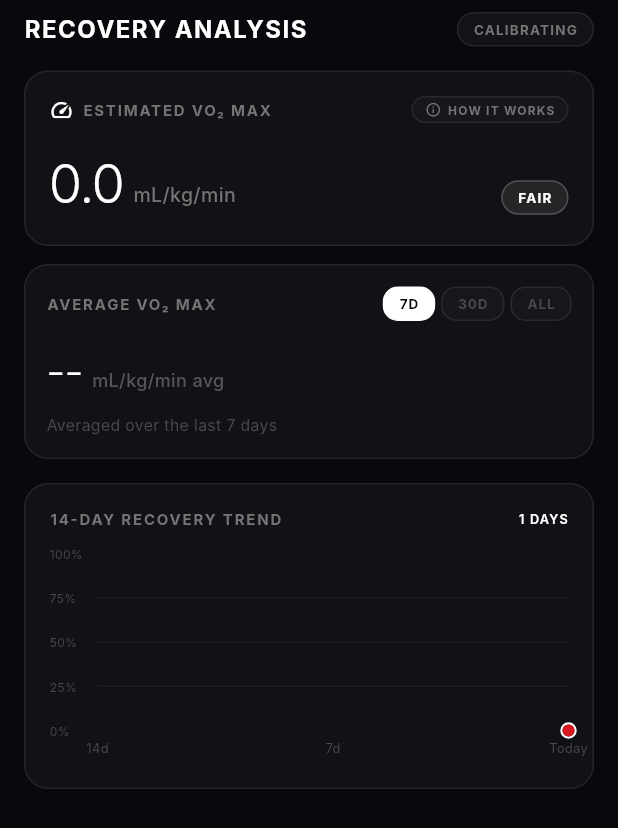
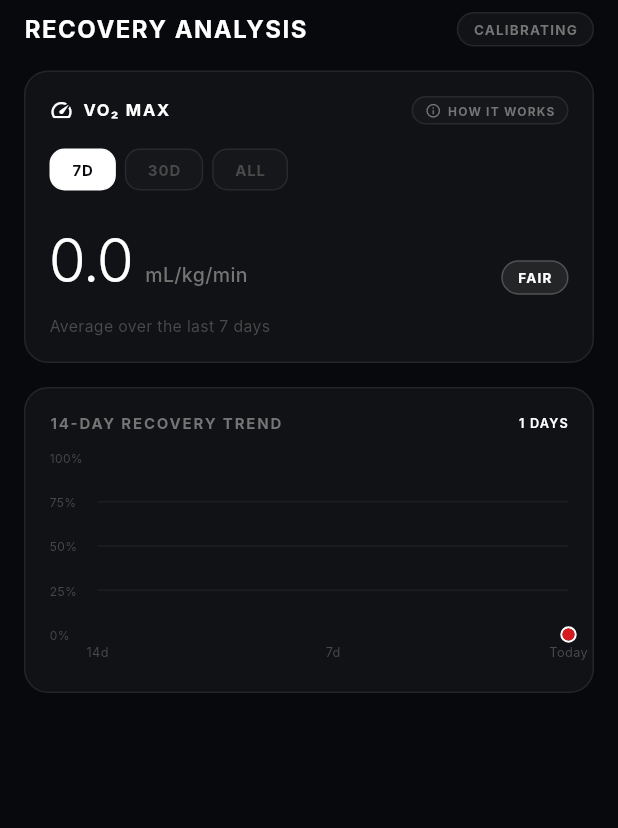
Before and after one commit to himanksharma8434-coder/athletic-recovery, a Flutter app: the RecoveryDeepDiveScreen widget shown alone on an empty page, opened directly with empty values, on a phone screen of 412 x 824 dp. Shown: the top 828 px of the screen. Run offline on Flutter 3.47's test engine with Material 3 defaults, Android fonts, the phone set to English and light mode, and no system bars; drawn by our look-alikes of fl_chart; our stand-ins replace drift, drift_flutter, equatable, flutter_bloc, shared_preferences; missing offline and left inert: health, workmanager; accounts and stored records are empty; generated files the repository leaves out were written again; Roboto replaces fonts that are missing (Inter); statements that could not run were skipped.

Commit message:
feat: add recovery deep dive screen with VO2 max tracking and chart visualization

```diff
--- a/lib/presentation/screens/recovery_deep_dive_screen.dart
+++ b/lib/presentation/screens/recovery_deep_dive_screen.dart
@@ -83,6 +83,9 @@
     final tier = RecoveryTier.fromScore(score);
     final vo2 = widget.summary?.estimatedVo2Max;
 
+    // Determine the displayed VO2 value: use the period average
+    final displayVo2 = _loadingAverage ? null : (_averageVo2 ?? vo2);
+
     // Convert real 14-day database history to chart spots
     final history = widget.summary?.recoveryHistory14d ?? [];
     final List<FlSpot> spots = [];
@@ -96,6 +99,18 @@
       spots.sort((a, b) => a.x.compareTo(b.x));
     } else if (score != null) {
       spots.add(FlSpot(14, score));
+    }
+
+    // Fitness tier label from VO2
+    String vo2TierLabel = 'FAIR';
+    if (displayVo2 != null) {
+      if (displayVo2 >= 50) {
+        vo2TierLabel = 'SUPERIOR';
+      } else if (displayVo2 >= 42) {
+        vo2TierLabel = 'EXCELLENT';
+      } else if (displayVo2 >= 35) {
+        vo2TierLabel = 'GOOD';
+      }
     }
 
     return SingleChildScrollView(
@@ -118,7 +133,8 @@
                 ),
               ),
               Container(
-                padding: const EdgeInsets.symmetric(horizontal: 10, vertical: 4),
+                padding:
+                    const EdgeInsets.symmetric(horizontal: 10, vertical: 4),
                 decoration: BoxDecoration(
                   color: tier.containerColor,
                   borderRadius: BorderRadius.circular(14),
@@ -138,7 +154,7 @@
           ),
           const SizedBox(height: 16),
 
-          // ── Estimated VO₂ Max Card ──
+          // ── Single Unified VO₂ Max Card ──
           Container(
             padding: const EdgeInsets.all(16),
             decoration: BoxDecoration(
@@ -149,7 +165,7 @@
             child: Column(
               crossAxisAlignment: CrossAxisAlignment.start,
               children: [
-                // Title row
+                // Title + How It Works button
                 Row(
                   mainAxisAlignment: MainAxisAlignment.spaceBetween,
                   children: [
@@ -159,12 +175,12 @@
                             size: 16, color: RecovaColors.recoveryEmerald),
                         SizedBox(width: 6),
                         Text(
-                          'ESTIMATED VO₂ MAX',
+                          'VO₂ MAX',
                           style: TextStyle(
-                            fontSize: 10,
+                            fontSize: 11,
                             fontWeight: FontWeight.w700,
                             letterSpacing: 1.2,
-                            color: RecovaColors.textTertiary,
+                            color: RecovaColors.textPrimary,
                           ),
                         ),
                       ],
@@ -173,17 +189,19 @@
                       onTap: _showVo2Explainer,
                       child: Container(
                         padding: const EdgeInsets.symmetric(
-                            horizontal: 8, vertical: 2.5),
+                            horizontal: 8, vertical: 3),
                         decoration: BoxDecoration(
                           color: RecovaColors.surfaceElevation3,
                           borderRadius: BorderRadius.circular(10),
-                          border: Border.all(color: RecovaColors.borderSubtle),
+                          border:
+                              Border.all(color: RecovaColors.borderSubtle),
                         ),
                         child: Row(
                           mainAxisSize: MainAxisSize.min,
                           children: const [
                             Icon(Icons.info_outline,
-                                size: 11, color: RecovaColors.textTertiary),
+                                size: 11,
+                                color: RecovaColors.textTertiary),
                             SizedBox(width: 4),
                             Text(
                               'HOW IT WORKS',
@@ -200,100 +218,20 @@
                     ),
                   ],
                 ),
-                const SizedBox(height: 14),
+                const SizedBox(height: 16),
 
-                // Current VO2 value
-                Row(
-                  crossAxisAlignment: CrossAxisAlignment.baseline,
-                  textBaseline: TextBaseline.alphabetic,
-                  children: [
-                    Text(
-                      vo2 != null ? vo2.toStringAsFixed(1) : '--',
-                      style: const TextStyle(
-                        fontSize: 36,
-                        fontWeight: FontWeight.w300,
-                        letterSpacing: -1.0,
-                        color: RecovaColors.textPrimary,
-                      ),
-                    ),
-                    const SizedBox(width: 6),
-                    const Text(
-                      'mL/kg/min',
-                      style: TextStyle(
-                        fontSize: 13,
-                        fontWeight: FontWeight.w500,
-                        color: RecovaColors.textTertiary,
-                      ),
-                    ),
-                    const Spacer(),
-                    if (vo2 != null)
-                      Container(
-                        padding: const EdgeInsets.symmetric(
-                            horizontal: 10, vertical: 4),
-                        decoration: BoxDecoration(
-                          color: RecovaColors.recoveryEmeraldContainer,
-                          borderRadius: BorderRadius.circular(12),
-                          border: Border.all(
-                              color: RecovaColors.recoveryEmeraldBorder),
-                        ),
-                        child: Text(
-                          vo2 >= 50
-                              ? 'SUPERIOR'
-                              : vo2 >= 42
-                                  ? 'EXCELLENT'
-                                  : vo2 >= 35
-                                      ? 'GOOD'
-                                      : 'FAIR',
-                          style: const TextStyle(
-                            fontSize: 9,
-                            fontWeight: FontWeight.w700,
-                            letterSpacing: 0.8,
-                            color: RecovaColors.recoveryEmerald,
-                          ),
-                        ),
-                      ),
-                  ],
-                ),
-              ],
-            ),
-          ),
-          const SizedBox(height: 12),
-
-          // ── VO₂ Average Period Selector ──
-          Container(
-            padding: const EdgeInsets.all(14),
-            decoration: BoxDecoration(
-              color: RecovaColors.surfaceElevation1,
-              borderRadius: BorderRadius.circular(16),
-              border: Border.all(color: RecovaColors.borderSubtle),
-            ),
-            child: Column(
-              crossAxisAlignment: CrossAxisAlignment.start,
-              children: [
-                Row(
-                  mainAxisAlignment: MainAxisAlignment.spaceBetween,
-                  children: [
-                    const Text(
-                      'AVERAGE VO₂ MAX',
-                      style: TextStyle(
-                        fontSize: 10,
-                        fontWeight: FontWeight.w700,
-                        letterSpacing: 1.2,
-                        color: RecovaColors.textTertiary,
-                      ),
-                    ),
-                    // Period pills
+                // Period selector pills
                 Row(
                   children: Vo2Period.values.map((p) {
                     final isSelected = p == _selectedPeriod;
                     return Padding(
-                          padding: const EdgeInsets.only(left: 4),
+                      padding: const EdgeInsets.only(right: 6),
                       child: GestureDetector(
                         onTap: () => _onPeriodChanged(p),
                         child: AnimatedContainer(
                           duration: const Duration(milliseconds: 200),
                           padding: const EdgeInsets.symmetric(
-                                  horizontal: 10, vertical: 4),
+                              horizontal: 14, vertical: 6),
                           decoration: BoxDecoration(
                             color: isSelected
                                 ? RecovaColors.monochromeWhite
@@ -308,7 +246,7 @@
                           child: Text(
                             p.label,
                             style: TextStyle(
-                                  fontSize: 9,
+                              fontSize: 10,
                               fontWeight: FontWeight.w700,
                               letterSpacing: 0.6,
                               color: isSelected
@@ -321,19 +259,17 @@
                     );
                   }).toList(),
                 ),
-                  ],
-                ),
-                const SizedBox(height: 14),
+                const SizedBox(height: 18),
 
-                // Average value display
+                // VO2 value display
                 Row(
                   crossAxisAlignment: CrossAxisAlignment.baseline,
                   textBaseline: TextBaseline.alphabetic,
                   children: [
                     if (_loadingAverage)
                       const SizedBox(
-                        width: 20,
-                        height: 20,
+                        width: 24,
+                        height: 24,
                         child: CircularProgressIndicator(
                           strokeWidth: 2,
                           color: RecovaColors.monochromeWhite,
@@ -341,32 +277,55 @@
                       )
                     else
                       Text(
-                        _averageVo2 != null
-                            ? _averageVo2!.toStringAsFixed(1)
+                        displayVo2 != null
+                            ? displayVo2.toStringAsFixed(1)
                             : '--',
                         style: const TextStyle(
-                          fontSize: 28,
+                          fontSize: 40,
                           fontWeight: FontWeight.w300,
-                          letterSpacing: -0.5,
+                          letterSpacing: -1.0,
                           color: RecovaColors.textPrimary,
                         ),
                       ),
-                    const SizedBox(width: 6),
-                    Text(
-                      'mL/kg/min avg',
+                    const SizedBox(width: 8),
+                    const Text(
+                      'mL/kg/min',
                       style: TextStyle(
-                        fontSize: 12,
+                        fontSize: 13,
                         fontWeight: FontWeight.w500,
-                        color: RecovaColors.textTertiary.withValues(alpha: 0.7),
+                        color: RecovaColors.textTertiary,
+                      ),
+                    ),
+                    const Spacer(),
+                    if (displayVo2 != null)
+                      Container(
+                        padding: const EdgeInsets.symmetric(
+                            horizontal: 10, vertical: 4),
+                        decoration: BoxDecoration(
+                          color: RecovaColors.recoveryEmeraldContainer,
+                          borderRadius: BorderRadius.circular(12),
+                          border: Border.all(
+                              color: RecovaColors.recoveryEmeraldBorder),
+                        ),
+                        child: Text(
+                          vo2TierLabel,
+                          style: const TextStyle(
+                            fontSize: 9,
+                            fontWeight: FontWeight.w700,
+                            letterSpacing: 0.8,
+                            color: RecovaColors.recoveryEmerald,
+                          ),
                         ),
                       ),
                   ],
                 ),
                 const SizedBox(height: 8),
+
+                // Period description
                 Text(
                   _selectedPeriod == Vo2Period.allTime
-                      ? 'Averaged across all recorded data'
-                      : 'Averaged over the last ${_selectedPeriod.days} days',
+                      ? 'Average across all recorded data'
+                      : 'Average over the last ${_selectedPeriod.days} days',
                   style: const TextStyle(
                     fontSize: 10.5,
                     color: RecovaColors.textMuted,
```
Lines whose indentation alone changed are shown as unchanged.
